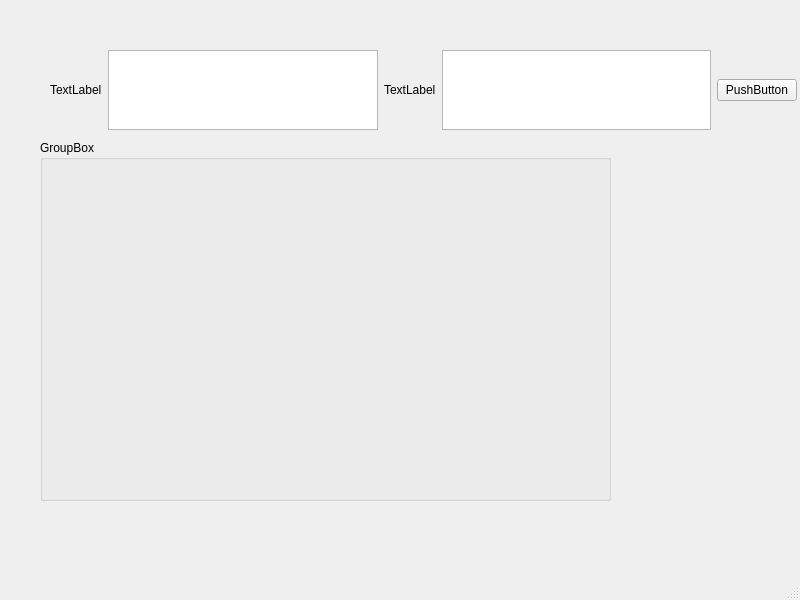
Qt form gui_client/gui.ui (rlepigre/tin171) before a commit.
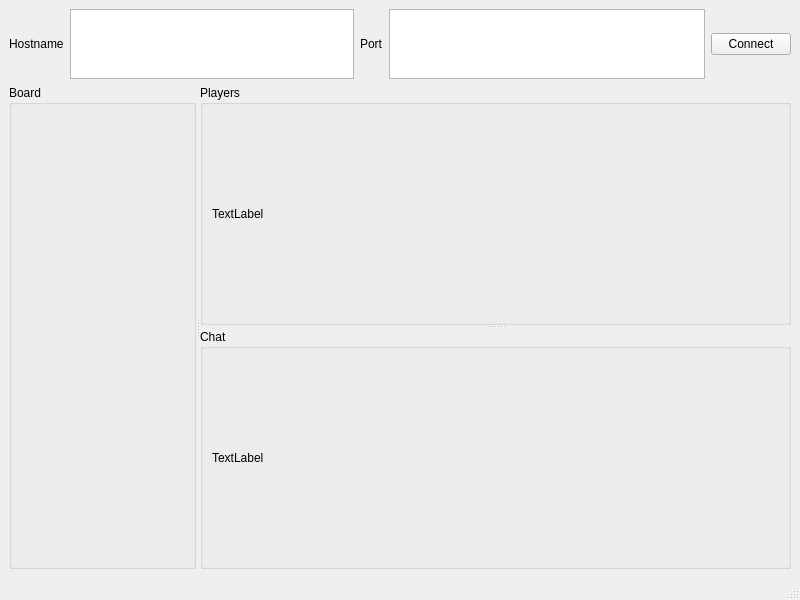
The same form after that commit.

```diff
--- a/gui_client/gui.ui
+++ b/gui_client/gui.ui
@@ -14,45 +14,33 @@
    <string>MainWindow</string>
   </property>
   <widget class="QWidget" name="centralwidget">
-   <widget class="QGroupBox" name="groupBox">
-    <property name="geometry">
-     <rect>
-      <x>40</x>
-      <y>140</y>
-      <width>571</width>
-      <height>361</height>
-     </rect>
-    </property>
-    <property name="title">
-     <string>GroupBox</string>
-    </property>
-    <layout class="QHBoxLayout" name="horizontalLayout_4">
+   <layout class="QVBoxLayout" name="verticalLayout_3">
      <item>
-      <widget class="QWidget" name="widget" native="true"/>
-     </item>
-    </layout>
-   </widget>
-   <widget class="QWidget" name="layoutWidget">
-    <property name="geometry">
-     <rect>
-      <x>50</x>
-      <y>50</y>
-      <width>747</width>
-      <height>80</height>
-     </rect>
-    </property>
     <layout class="QHBoxLayout" name="horizontalLayout_3">
      <item>
       <layout class="QHBoxLayout" name="horizontalLayout">
        <item>
         <widget class="QLabel" name="label">
          <property name="text">
-          <string>TextLabel</string>
+           <string>Hostname</string>
          </property>
         </widget>
        </item>
        <item>
-        <widget class="QPlainTextEdit" name="plainTextEdit"/>
+         <widget class="QPlainTextEdit" name="txtHostname">
+          <property name="sizePolicy">
+           <sizepolicy hsizetype="Expanding" vsizetype="Expanding">
+            <horstretch>0</horstretch>
+            <verstretch>0</verstretch>
+           </sizepolicy>
+          </property>
+          <property name="maximumSize">
+           <size>
+            <width>16777215</width>
+            <height>70</height>
+           </size>
+          </property>
+         </widget>
        </item>
       </layout>
      </item>
@@ -61,24 +49,84 @@
        <item>
         <widget class="QLabel" name="label_2">
          <property name="text">
-          <string>TextLabel</string>
+           <string>Port</string>
          </property>
         </widget>
        </item>
        <item>
-        <widget class="QPlainTextEdit" name="plainTextEdit_2"/>
+         <widget class="QPlainTextEdit" name="txtPort">
+          <property name="sizePolicy">
+           <sizepolicy hsizetype="Expanding" vsizetype="Expanding">
+            <horstretch>0</horstretch>
+            <verstretch>0</verstretch>
+           </sizepolicy>
+          </property>
+          <property name="maximumSize">
+           <size>
+            <width>16777215</width>
+            <height>70</height>
+           </size>
+          </property>
+         </widget>
        </item>
       </layout>
      </item>
      <item>
       <widget class="QPushButton" name="pushButton">
        <property name="text">
-        <string>PushButton</string>
+         <string>Connect</string>
        </property>
       </widget>
      </item>
     </layout>
-   </widget>
+    </item>
+    <item>
+     <widget class="QSplitter" name="splitter_2">
+      <property name="orientation">
+       <enum>Qt::Horizontal</enum>
+      </property>
+      <widget class="QGroupBox" name="groupBox">
+       <property name="title">
+        <string>Board</string>
+       </property>
+       <layout class="QHBoxLayout" name="boardLayout"/>
+      </widget>
+      <widget class="QSplitter" name="splitter">
+       <property name="orientation">
+        <enum>Qt::Vertical</enum>
+       </property>
+       <widget class="QGroupBox" name="groupBox_2">
+        <property name="title">
+         <string>Players</string>
+        </property>
+        <layout class="QVBoxLayout" name="verticalLayout">
+         <item>
+          <widget class="QLabel" name="label_3">
+           <property name="text">
+            <string>TextLabel</string>
+           </property>
+          </widget>
+         </item>
+        </layout>
+       </widget>
+       <widget class="QGroupBox" name="groupBox_3">
+        <property name="title">
+         <string>Chat</string>
+        </property>
+        <layout class="QVBoxLayout" name="verticalLayout_2">
+         <item>
+          <widget class="QLabel" name="label_4">
+           <property name="text">
+            <string>TextLabel</string>
+           </property>
+          </widget>
+         </item>
+        </layout>
+       </widget>
+      </widget>
+     </widget>
+    </item>
+   </layout>
   </widget>
   <widget class="QMenuBar" name="menubar">
    <property name="geometry">
```
Left out of the diff: 4 changed lines with no effect on the pictures. Lines whose indentation alone changed are shown as unchanged.
